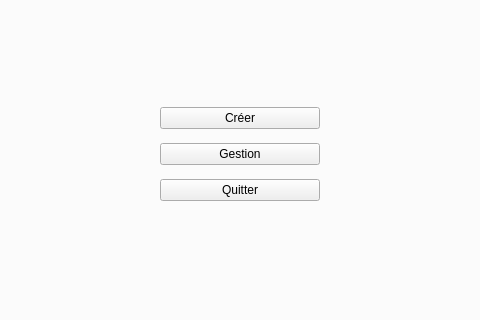
The window that PokeGestion/mainwindow.ui (Senqen/GestionPokemon) describes before a commit, drawn with Qt 5; both pictures show x 182 to 662 and y 167 to 487 of the 864 by 600 pixel window.
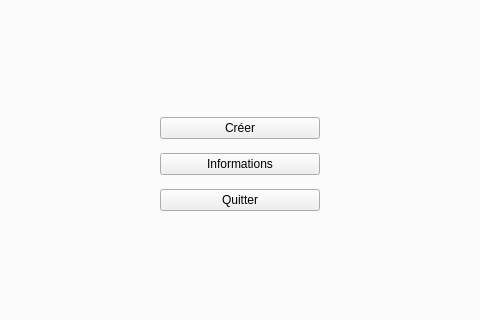
The same window after the commit. Icons and pictures are not drawn.

Diff of the .ui file:
```diff
--- a/PokeGestion/mainwindow.ui
+++ b/PokeGestion/mainwindow.ui
@@ -34,7 +34,7 @@
       <property name="geometry">
        <rect>
         <x>340</x>
-        <y>240</y>
+        <y>250</y>
         <width>160</width>
         <height>112</height>
        </rect>
@@ -50,7 +50,7 @@
        <item>
         <widget class="QPushButton" name="Gestion_button">
          <property name="text">
-          <string>Gestion</string>
+          <string>Informations</string>
          </property>
         </widget>
        </item>
```
